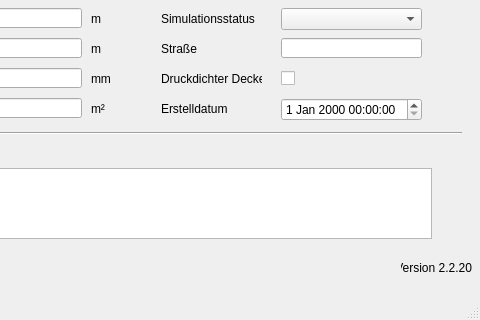
hoettges/QKan, file qkan/database/templates/schaechte.ui: the form before one commit; both pictures show x 169 to 649 and y 112 to 432 of the 649 by 432 pixel window.
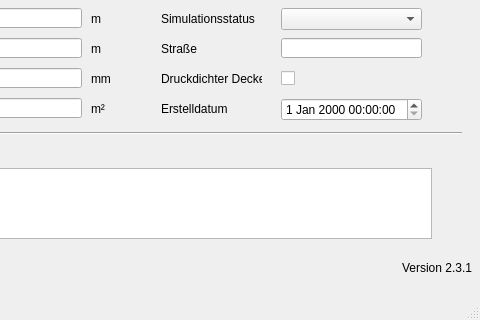
The form after the commit. Custom widgets are drawn as their Qt base class.

Diff of the .ui file:
```diff
--- a/qkan/database/templates/schaechte.ui
+++ b/qkan/database/templates/schaechte.ui
@@ -462,7 +462,7 @@
      <string>Version QKan Import</string>
     </property>
     <property name="text">
-     <string>Version 2.2.20</string>
+     <string>Version 2.3.1</string>
     </property>
     <property name="alignment">
      <set>Qt::AlignRight|Qt::AlignTrailing|Qt::AlignVCenter</set>
```
